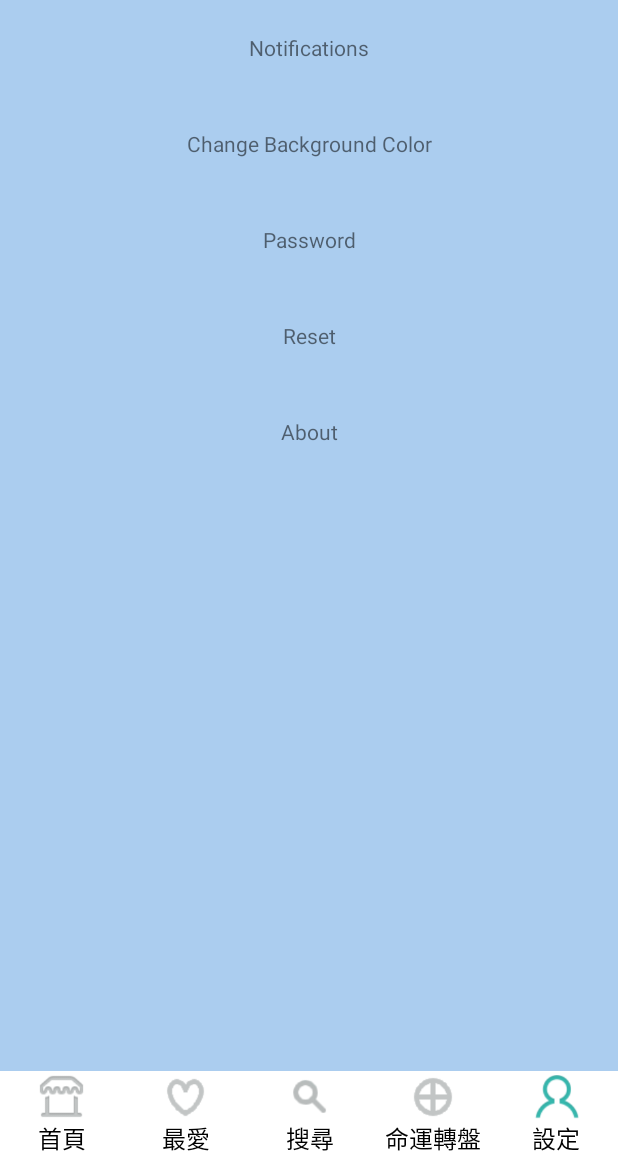
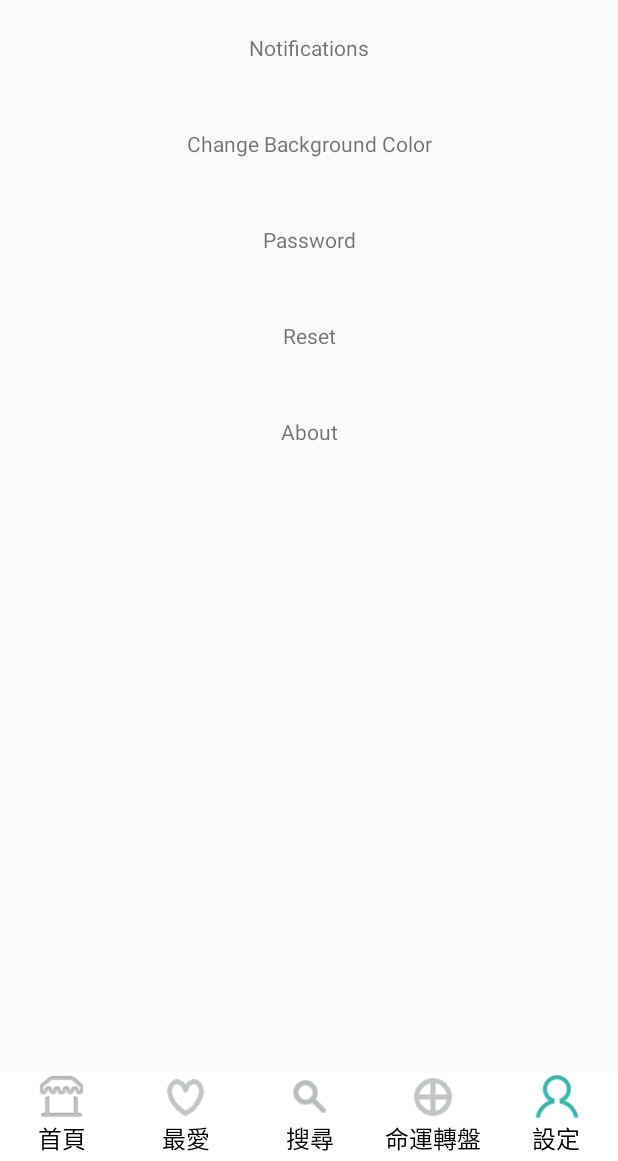
Before and after one commit to LiangWei-Chang/Software_Studio_FinalProject, an Android app: the screen it shows after launch (FragmentTagsActivity), after a tap on "設定", on a phone screen of 412 x 824 dp, the part 75-1236 px from its top. Run offline under Robolectric (Android 15) with nearby library versions, the phone set to English and light mode, and no system bars.

```diff
--- a/app/src/main/res/layout/activity_framement_tags.xml
+++ b/app/src/main/res/layout/activity_framement_tags.xml
@@ -10,8 +10,7 @@
         android:id="@+id/fragment"
         android:layout_width="match_parent"
         android:layout_height="0dp"
-        android:layout_weight="1"
-        android:background="#abcdef" />
+        android:layout_weight="1" />
 
     <include layout="@layout/menubutton" />
 </LinearLayout>
--- a/app/src/main/res/layout/topbar.xml
+++ b/app/src/main/res/layout/topbar.xml
@@ -5,6 +5,7 @@
     android:layout_height="50dp">
 
     <TextView
+        android:id="@+id/TopBarTextView"
         android:layout_width="match_parent"
         android:layout_height="match_parent"
         android:text="Delicacies"
--- a/app/src/main/res/values/strings.xml
+++ b/app/src/main/res/values/strings.xml
@@ -7,5 +7,5 @@
     <string name="msg_LocationNameNotFound">Location name not found</string>
     <string name="msg_NotificationOn">Notifications On</string>
     <string name="msg_NotificationOff">Notifications Off</string>
-    <string name="msg_ChangeColor">Changing background color to </string>
+    <string name="msg_ChangeColor">Changing background color</string>
 </resources>
```
Also changed, not shown: app/src/main/java/com/software/studio/delicacies/fragments/Settings.java (+38 -13 lines).
